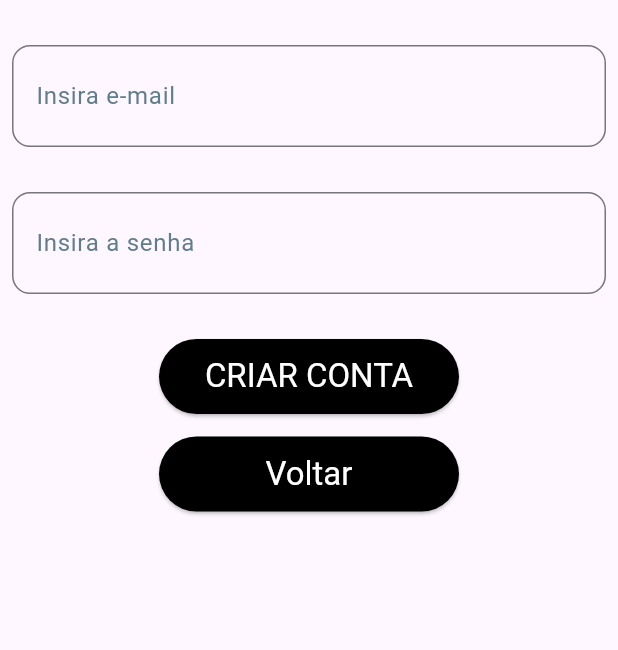
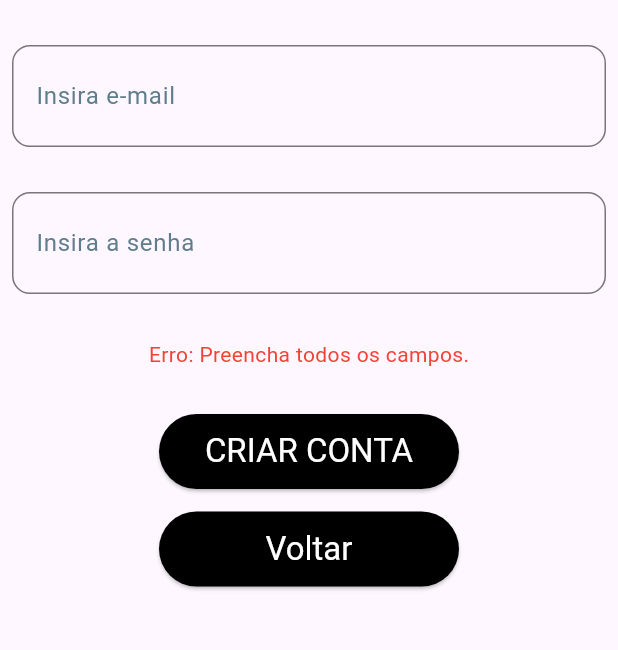
Before and after one commit to DanielSouzaMC/ProjetoP1, a Flutter app: the Cadastro screen opened by its route, after a tap on "CRIAR CONTA", on a phone screen of 412 x 824 dp, the part 546-1196 px from its top. Run offline on Flutter 3.47's test engine with Material 3 defaults, Android fonts, the phone set to English and light mode, and no system bars; our stand-ins replace device_preview.

```diff
--- a/lib/main.dart
+++ b/lib/main.dart
@@ -21,7 +21,7 @@ void main() {
 class MainApp extends StatelessWidget {
   const MainApp({super.key});
 
-  static final DynamicListStorage listStorage = DynamicListStorage();
+  static final Listapedidos listStorage = Listapedidos();
 
   @override
   Widget build(BuildContext context) {
--- a/lib/model/listapedido.dart
+++ b/lib/model/listapedido.dart
@@ -1,6 +1,6 @@
 import 'package:projeto_1/model/sabores.dart';
 
-class DynamicListStorage {
+class Listapedidos {
   final List<Sabores> _listaPedidos = [];
 
   void adicionaitem(Sabores item) {
--- a/lib/model/logins.dart
+++ b/lib/model/logins.dart
@@ -1,11 +1,6 @@
-class Login{
-
-
-
+class Login {
   final String email;
   final String senha;
-
-
 
   Login(
     this.email,
@@ -13,10 +8,22 @@ class Login{
   );
 
   static List<Login> gerarDados() {
-        List<Login> lista = [];
-    lista.add(Login('joao@email.com','aluno123'));
-    lista.add(Login('maria@email.com','aluna123'));
+    List<Login> lista = [];
+    lista.add(Login('joao@email.com', 'aluno123'));
+    lista.add(Login('maria@email.com', 'aluna123'));
 
     return lista;
+  }
 }
+
+class ListaCadastroManual {
+  final List<Login> _cadastroCliente = [];
+
+  void adicionaItem(Login item) {
+    _cadastroCliente.add(item);
+  }
+
+  List<Login> obterItens() {
+    return _cadastroCliente;
+  }
 }
--- a/lib/view/cadastro.dart
+++ b/lib/view/cadastro.dart
@@ -1,4 +1,5 @@
 import 'package:flutter/material.dart';
+import 'package:projeto_1/model/logins.dart';
 import 'package:projeto_1/view/components/campo_texto.dart';
 
 class Cadastro extends StatefulWidget {
@@ -7,16 +8,56 @@ class Cadastro extends StatefulWidget {
   @override
   State<Cadastro> createState() => _CadastroState();
 }
+
+class _CadastroState extends State<Cadastro> {
   var txtEmail = TextEditingController();
   var txtSenha = TextEditingController();
-class _CadastroState extends State<Cadastro> {
+
+  String? errorMessage;
+
+  late ListaCadastroManual listStorage;
+
+  @override
+  void didChangeDependencies() {
+    super.didChangeDependencies();
+
+    listStorage = ModalRoute.of(context)?.settings.arguments as ListaCadastroManual? ??
+        ListaCadastroManual();
+  }
+
+  void criarConta() {
+    String email = txtEmail.text.trim();
+    String senha = txtSenha.text.trim();
+
+    if (email.isEmpty || senha.isEmpty) {
+      setState(() {
+        errorMessage = "Erro: Preencha todos os campos.";
+      });
+      return;
+    }
+
+    bool usuarioExiste = Login.gerarDados()
+        .any((usuario) => usuario.email == email) ||
+        listStorage.obterItens().any((usuario) => usuario.email == email);
+
+    setState(() {
+      if (usuarioExiste) {
+        errorMessage = "Erro: Usuário já existe.";
+      } else {
+        Login novoUsuario = Login(email, senha);
+        listStorage.adicionaItem(novoUsuario);
+        errorMessage = "Usuário criado com sucesso!";
+      }
+    });
+  }
+
   @override
   Widget build(BuildContext context) {
     return Scaffold(
       appBar: AppBar(
-        title: Text('Criar conta',
-          style: TextStyle(
-            fontSize: 20),
+        title: const Text(
+          'Criar conta',
+          style: TextStyle(fontSize: 20),
         ),
         centerTitle: true,
       ),
@@ -34,13 +75,17 @@ class _CadastroState extends State<Cadastro> {
                     height: 300,
                   ),
                 ),
-                  SizedBox(height: 30),
-                  criarCampoTexto('Insira e-mail', txtEmail,obscureText: false),
-                  SizedBox(height: 30),
-                  criarCampoTexto('Insira a senha', txtSenha,obscureText: false),
-
-                SizedBox( height: 30),
-
+                const SizedBox(height: 30),
+                criarCampoTexto('Insira e-mail', txtEmail, obscureText: false),
+                const SizedBox(height: 30),
+                criarCampoTexto('Insira a senha', txtSenha, obscureText: true),
+                const SizedBox(height: 30),
+                if (errorMessage != null)
+                  Text(
+                    errorMessage!,
+                    style: const TextStyle(color: Colors.red),
+                  ),
+                const SizedBox(height: 30),
                 SizedBox(
                   width: 500,
                   child: Align(
@@ -52,12 +97,12 @@ class _CadastroState extends State<Cadastro> {
                         textStyle: const TextStyle(fontSize: 22),
                         minimumSize: const Size(200, 50),
                       ),
-                        onPressed: () {},
-                        child: const Text('CRIAR CONTA')),
+                      onPressed: criarConta,
+                      child: const Text('CRIAR CONTA'),
                     ),
                   ),
-                SizedBox(height: 15),
-
+                ),
+                const SizedBox(height: 15),
                 SizedBox(
                   width: 500,
                   child: Align(
@@ -70,22 +115,16 @@ class _CadastroState extends State<Cadastro> {
                         minimumSize: const Size(200, 50),
                       ),
                       onPressed: () {
-                          Navigator.pushNamed(context, '/login');
-                        },
-                        child: const Text('Voltar')),
+                        Navigator.pushNamed(context,'/login',arguments: listStorage);},
+                        child: const Text('Voltar'),
+                    ),
                   ),
                 ),
               ],
-
             ),
           ),
-
         ),
-
       ),
-
-
     );
-
   }
 }
--- a/lib/view/cardapio.dart
+++ b/lib/view/cardapio.dart
@@ -3,8 +3,8 @@ import 'package:projeto_1/model/listapedido.dart';
 import 'package:projeto_1/model/sabores.dart';
 
 class Cardapioview extends StatelessWidget {
-  // Recebe a instância de DynamicListStorage
-  final DynamicListStorage listStorage;
+
+  final Listapedidos listStorage;
 
   const Cardapioview({super.key, required this.listStorage});
 
--- a/lib/view/detalhes.dart
+++ b/lib/view/detalhes.dart
@@ -8,11 +8,11 @@ class DetalhesView extends StatelessWidget {
 
   @override
   Widget build(BuildContext context) {
-    // Obtém os argumentos passados pela navegação
+
     final arguments = ModalRoute.of(context)!.settings.arguments as Map;
     final Sabores dados = arguments['sabor'] as Sabores;
-    final DynamicListStorage listStorage =
-        arguments['listStorage'] as DynamicListStorage;
+    final Listapedidos listStorage =
+        arguments['listStorage'] as Listapedidos;
 
     return Scaffold(
       appBar: AppBar(
--- a/lib/view/login.dart
+++ b/lib/view/login.dart
@@ -1,6 +1,5 @@
 import 'package:flutter/material.dart';
 import 'package:projeto_1/model/logins.dart';
-
 import 'components/campo_texto.dart';
 
 class Loginview extends StatefulWidget {
@@ -16,14 +15,36 @@ class _Loginview extends State<Loginview> {
 
   String? errorMessage;
 
+  ListaCadastroManual listStorage = ListaCadastroManual();
+
+  @override
+  void didChangeDependencies() {
+    super.didChangeDependencies();
+
+    final args = ModalRoute.of(context)?.settings.arguments as ListaCadastroManual?;
+    if (args != null) {
+      listStorage = args;
+    }
+  }
+
   void login() {
     String email = txtEmail.text.trim();
     String senha = txtSenha.text.trim();
 
-    List<Login> usuarios = Login.gerarDados();
+    if (email.isEmpty || senha.isEmpty) {
+      setState(() {
+        errorMessage = "Erro: Preencha todos os campos.";
+      });
+      return;
+    }
 
-    bool usuarioEncontrado = usuarios
-        .any((usuario) => usuario.email == email && usuario.senha == senha);
+    List<Login> usuariosEstaticos = Login.gerarDados();
+    List<Login> usuariosDinamicos = listStorage.obterItens();
+
+    bool usuarioEncontrado = usuariosEstaticos.any((usuario) =>
+            usuario.email == email && usuario.senha == senha) ||
+        usuariosDinamicos.any(
+            (usuario) => usuario.email == email && usuario.senha == senha);
 
     setState(() {
       if (usuarioEncontrado) {
@@ -60,8 +81,7 @@ class _Loginview extends State<Loginview> {
                       "Login:",
                       style: TextStyle(fontSize: 40),
                       textAlign: TextAlign.left,
-                    )
-                  ),
+                    )),
                 criarCampoTexto(
                   'E-mail',
                   txtEmail,
@@ -91,7 +111,7 @@ class _Loginview extends State<Loginview> {
                         textStyle: const TextStyle(fontSize: 22),
                         minimumSize: const Size(200, 50),
                       ),
-                      onPressed: login, //
+                      onPressed: login,
                       child: const Text('LOGIN'),
                     ),
                   ),
@@ -127,7 +147,6 @@ class _Loginview extends State<Loginview> {
           ),
         ),
       ),
-
     );
   }
 }
--- a/lib/view/menu.dart
+++ b/lib/view/menu.dart
@@ -3,7 +3,7 @@ import 'package:projeto_1/model/listapedido.dart';
 
 class Menuview extends StatelessWidget {
 
-    final DynamicListStorage listStorage;
+    final Listapedidos listStorage;
 
   const Menuview({super.key, required this.listStorage});
 
--- a/lib/view/pedido.dart
+++ b/lib/view/pedido.dart
@@ -3,7 +3,7 @@ import 'package:projeto_1/model/listapedido.dart';
 import 'package:projeto_1/model/sabores.dart';
 
 class PedidoView extends StatefulWidget {
-  final DynamicListStorage listStorage;
+  final Listapedidos listStorage;
 
   const PedidoView({super.key, required this.listStorage});
 
```
Lines whose indentation alone changed are shown as unchanged.
